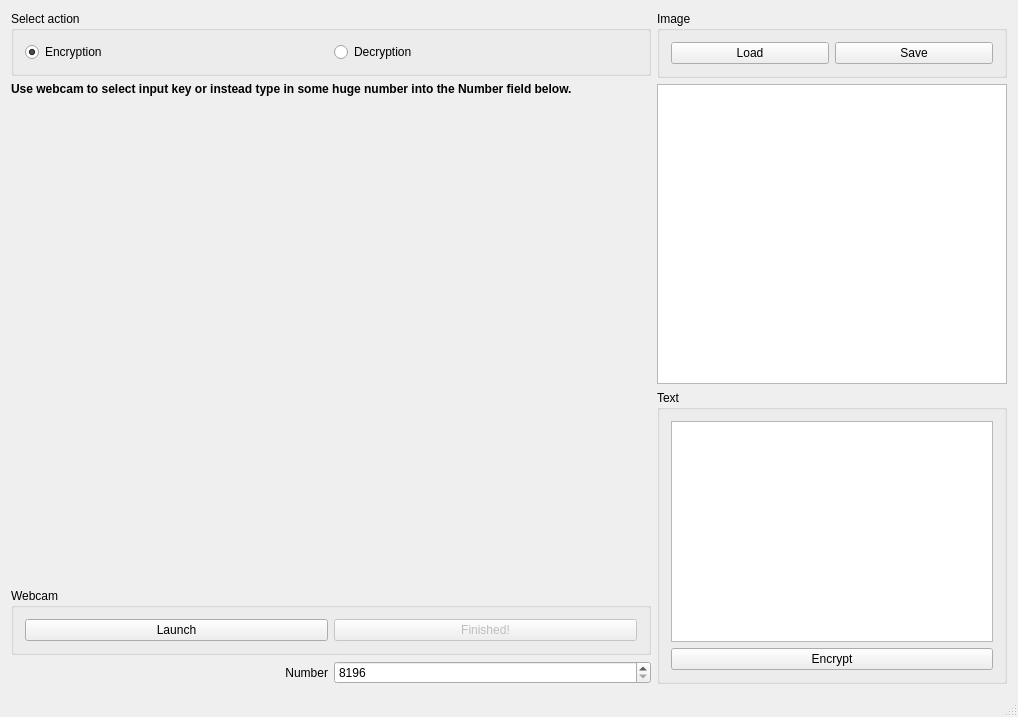
Above: mainwindow.ui from pbanaszkiewicz/upcode_contest_app before the change. Below: the same form after it.
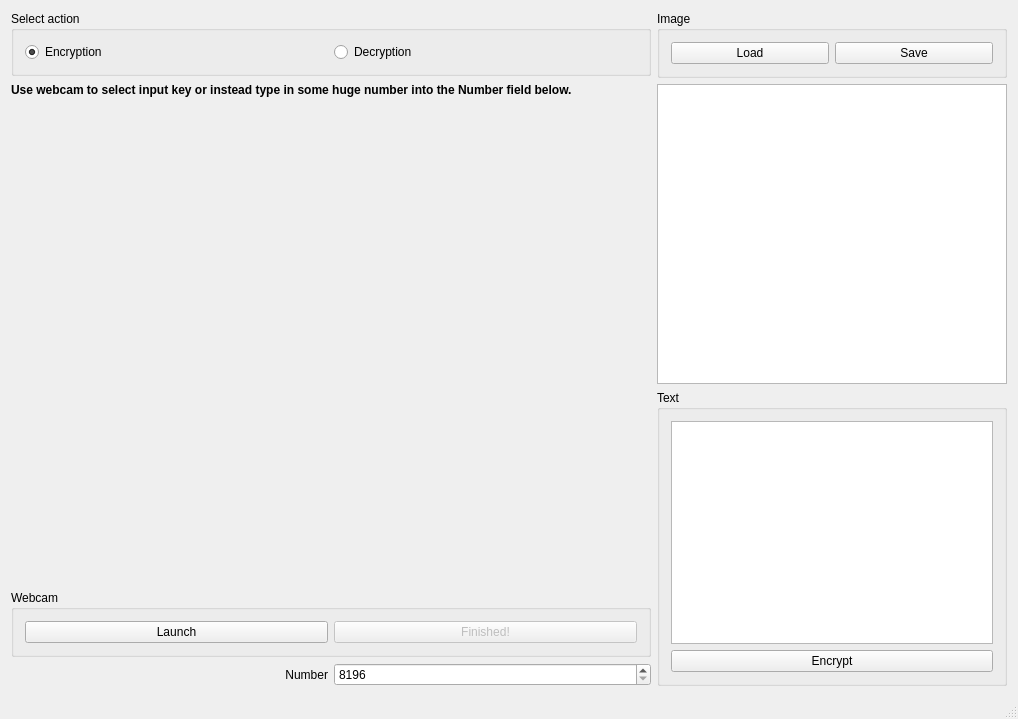
That is the form after the change. Custom widgets are drawn as their Qt base class.

```diff
--- a/mainwindow.ui
+++ b/mainwindow.ui
@@ -174,6 +174,12 @@
         <layout class="QVBoxLayout" name="verticalLayout">
          <item>
           <widget class="QPlainTextEdit" name="text">
+           <property name="minimumSize">
+            <size>
+             <width>0</width>
+             <height>223</height>
+            </size>
+           </property>
            <property name="maximumBlockCount">
             <number>0</number>
            </property>
```
